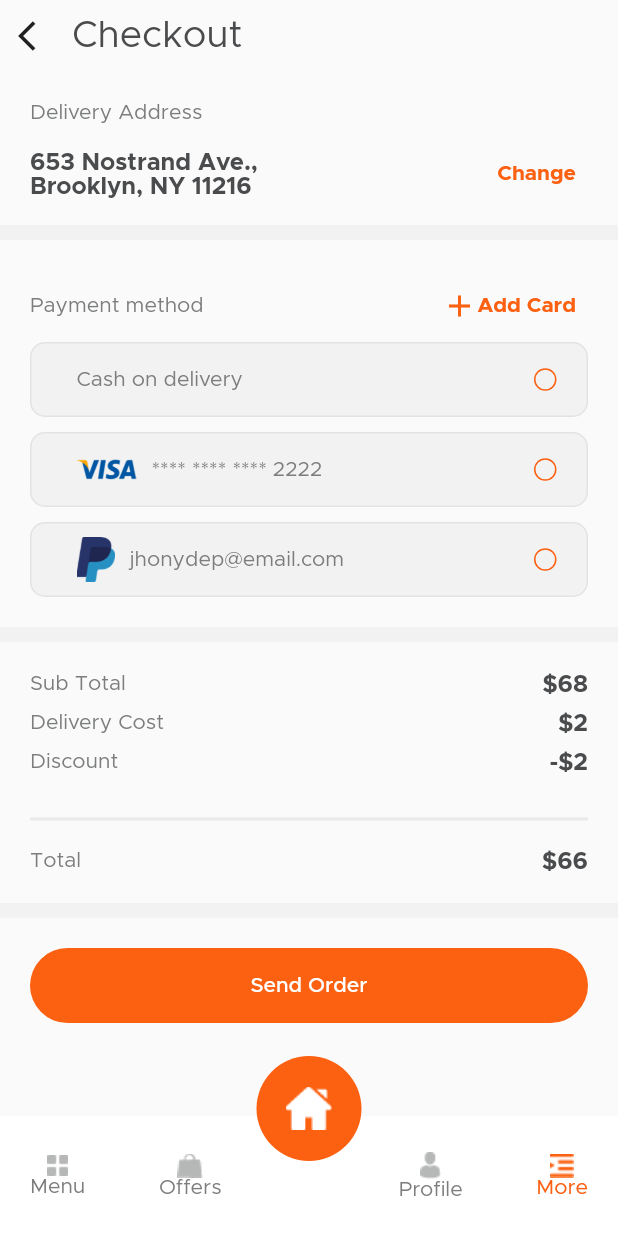
After one commit to amarasagekar/Flutter_app, a Flutter app: the CheckoutScreen screen opened by its route, on a phone screen of 412 x 824 dp. The commit adds this screen. Run offline on Flutter 3.47's test engine with Material 2 defaults, Android fonts, the phone set to English and light mode, and no system bars; missing offline and left inert: clip_shadow.

Commit message:
UI myorder screen & checkout screen

```diff
--- a/food_delivery/lib/main.dart
+++ b/food_delivery/lib/main.dart
@@ -1,6 +1,7 @@
 import 'package:flutter/material.dart';
 import 'package:food_delivery/const/colors.dart';
 import 'package:food_delivery/screens/aboutScreen.dart';
+import 'package:food_delivery/screens/checkoutScreen.dart';
 import 'package:food_delivery/screens/dessertScreen.dart';
 import 'package:food_delivery/screens/forgetPwScreen.dart';
 import 'package:food_delivery/screens/homeScreen.dart';
@@ -98,6 +99,7 @@ class MyApp extends StatelessWidget {
         AboutScreen.routeName: (context) => AboutScreen(),
         InboxScreen.routeName:(context) => InboxScreen(),
         MyOrderScreen.routeName:(context) => MyOrderScreen(),
+        CheckoutScreen.routeName:(context) => CheckoutScreen(),
       },
     );
   }
--- /dev/null
+++ b/food_delivery/lib/screens/checkoutScreen.dart
@@ -0,0 +1,505 @@
+import 'package:flutter/material.dart';
+import 'package:flutter/src/widgets/framework.dart';
+import 'package:flutter/src/widgets/placeholder.dart';
+import 'package:food_delivery/const/colors.dart';
+import 'package:food_delivery/utils/helper.dart';
+import 'package:food_delivery/widgets/customNavBar.dart';
+
+import '../widgets/customTextInput.dart';
+
+class CheckoutScreen extends StatelessWidget {
+  static const routeName = "/checkoutscreen";
+  const CheckoutScreen({super.key});
+
+  @override
+  Widget build(BuildContext context) {
+    return Scaffold(
+      body: Stack(
+        children: [
+          SafeArea(
+              child: Column(
+            crossAxisAlignment: CrossAxisAlignment.start,
+            children: [
+              Row(
+                children: [
+                  IconButton(
+                    onPressed: () {
+                      Navigator.of(context).pop();
+                    },
+                    icon: Icon(
+                      Icons.arrow_back_ios,
+                    ),
+                  ),
+                  Expanded(
+                    child: Text(
+                      "Checkout",
+                      style: Helper.getTheme(context).headline5,
+                    ),
+                  ),
+                ],
+              ),
+              SizedBox(
+                height: 20,
+              ),
+              Padding(
+                padding: const EdgeInsets.symmetric(horizontal: 20),
+                child: Text("Delivery Address"),
+              ),
+              SizedBox(
+                height: 10,
+              ),
+              Padding(
+                padding: const EdgeInsets.symmetric(horizontal: 20.0),
+                child: Row(
+                  mainAxisAlignment: MainAxisAlignment.spaceBetween,
+                  children: [
+                    SizedBox(
+                      width: Helper.getScreenWidth(context) * 0.4,
+                      child: Text(
+                        "653 Nostrand Ave., Brooklyn, NY 11216",
+                        style: Helper.getTheme(context).headline3,
+                      ),
+                    ),
+                    TextButton(
+                      onPressed: () {},
+                      child: Text(
+                        "Change",
+                        style: TextStyle(fontWeight: FontWeight.bold),
+                      ),
+                    ),
+                  ],
+                ),
+              ),
+              SizedBox(
+                height: 10,
+              ),
+              Container(
+                height: 10,
+                width: double.infinity,
+                color: AppColor.placeholderBg,
+              ),
+              SizedBox(
+                height: 20,
+              ),
+              Padding(
+                padding: const EdgeInsets.symmetric(horizontal: 20),
+                child: Row(
+                  mainAxisAlignment: MainAxisAlignment.spaceBetween,
+                  children: [
+                    Text("Payment method"),
+                    TextButton(
+                      onPressed: () {
+                        showModalBottomSheet(
+                            shape: RoundedRectangleBorder(
+                              borderRadius: BorderRadius.circular(20),
+                            ),
+                            isScrollControlled: true,
+                            isDismissible: false,
+                            context: context,
+                            builder: (context) {
+                              return Container(
+                                height: Helper.getScreenHeight(context) * 0.7,
+                                child: Column(
+                                  children: [
+                                    Row(
+                                      mainAxisAlignment: MainAxisAlignment.end,
+                                      children: [
+                                        IconButton(
+                                          onPressed: () {
+                                            Navigator.of(context).pop();
+                                          },
+                                          icon: Icon(Icons.clear),
+                                        ),
+                                      ],
+                                    ),
+                                    Padding(
+                                      padding: const EdgeInsets.symmetric(
+                                          horizontal: 20),
+                                      child: Row(
+                                        children: [
+                                          Text(
+                                            "Add Creadit/Debit card",
+                                            style: Helper.getTheme(context)
+                                                .headline3,
+                                          ),
+                                        ],
+                                      ),
+                                    ),
+                                    Padding(
+                                      padding: const EdgeInsets.symmetric(
+                                          horizontal: 20.0),
+                                      child: Divider(
+                                        color: AppColor.placeholderBg
+                                            .withOpacity(0.5),
+                                        thickness: 1.5,
+                                        height: 40,
+                                      ),
+                                    ),
+                                    Padding(
+                                      padding: const EdgeInsets.symmetric(
+                                          horizontal: 20.0),
+                                      child: CustomTextInput(
+                                        hintText: "card Number",
+                                      ),
+                                    ),
+                                    SizedBox(
+                                      height: 20,
+                                    ),
+                                    Padding(
+                                      padding: const EdgeInsets.symmetric(
+                                          horizontal: 20.0),
+                                      child: Row(
+                                        mainAxisAlignment:
+                                            MainAxisAlignment.spaceBetween,
+                                        children: [
+                                          Text("Expiry"),
+                                          SizedBox(
+                                            height: 50,
+                                            width: 100,
+                                            child: CustomTextInput(
+                                              hintText: "MM",
+                                            ),
+                                          ),
+                                          SizedBox(
+                                            height: 50,
+                                            width: 100,
+                                            child: CustomTextInput(
+                                              hintText: "YY",
+                                              padding: const EdgeInsets.only(
+                                                  left: 35),
+                                            ),
+                                          ),
+                                        ],
+                                      ),
+                                    ),
+                                    SizedBox(
+                                      height: 20,
+                                    ),
+                                    Padding(
+                                      padding: const EdgeInsets.symmetric(
+                                          horizontal: 20.0),
+                                      child: CustomTextInput(
+                                        hintText: "Security Code",
+                                      ),
+                                    ),
+                                    SizedBox(
+                                      height: 20,
+                                    ),
+                                    Padding(
+                                      padding: const EdgeInsets.symmetric(
+                                          horizontal: 20.0),
+                                      child: CustomTextInput(
+                                        hintText: "First Name",
+                                      ),
+                                    ),
+                                    SizedBox(
+                                      height: 20,
+                                    ),
+                                    Padding(
+                                      padding: const EdgeInsets.symmetric(
+                                          horizontal: 20.0),
+                                      child: CustomTextInput(
+                                        hintText: "Last Name",
+                                      ),
+                                    ),
+                                    SizedBox(
+                                      height: 20,
+                                    ),
+                                    Padding(
+                                      padding: const EdgeInsets.symmetric(
+                                          horizontal: 20.0),
+                                      child: Row(
+                                        mainAxisAlignment:
+                                            MainAxisAlignment.spaceBetween,
+                                        children: [
+                                          SizedBox(
+                                            width: Helper.getScreenHeight(
+                                                    context) *
+                                                0.4,
+                                            child: Text(
+                                              "You can remove this card at anytime",
+                                            ),
+                                          ),
+                                          Switch(
+                                            value: false,
+                                            onChanged: (_) {},
+                                            thumbColor:
+                                                MaterialStateProperty.all(
+                                              AppColor.secondary,
+                                            ),
+                                          ),
+                                        ],
+                                      ),
+                                    ),
+                                    SizedBox(
+                                      height: 20,
+                                    ),
+                                    Padding(
+                                      padding: const EdgeInsets.symmetric(
+                                          horizontal: 20.0),
+                                      child: SizedBox(
+                                        height: 50,
+                                        child: ElevatedButton(
+                                          onPressed: () {
+                                            Navigator.of(context).pop();
+                                          },
+                                          child: Row(
+                                            mainAxisAlignment:
+                                                MainAxisAlignment.center,
+                                            children: [
+                                              Icon(
+                                                Icons.add,
+                                              ),
+                                              SizedBox(
+                                                height: 40,
+                                              ),
+                                              Text("Add Card"),
+                                              SizedBox(
+                                                height: 40,
+                                              ),
+                                            ],
+                                          ),
+                                        ),
+                                      ),
+                                    ),
+                                  ],
+                                ),
+                              );
+                            });
+                      },
+                      child: Row(
+                        children: [
+                          Icon(Icons.add),
+                          Text(
+                            "Add Card",
+                            style: TextStyle(
+                              fontWeight: FontWeight.bold,
+                            ),
+                          ),
+                        ],
+                      ),
+                    ),
+                  ],
+                ),
+              ),
+              PaymentCard(
+                widget: Row(
+                  mainAxisAlignment: MainAxisAlignment.spaceBetween,
+                  children: [
+                    Text("Cash on delivery"),
+                    Container(
+                      height: 15,
+                      width: 15,
+                      decoration: ShapeDecoration(
+                        shape: CircleBorder(
+                          side: BorderSide(color: AppColor.orange),
+                        ),
+                      ),
+                    ),
+                  ],
+                ),
+              ),
+              SizedBox(
+                height: 10,
+              ),
+              PaymentCard(
+                widget: Row(
+                  mainAxisAlignment: MainAxisAlignment.spaceBetween,
+                  children: [
+                    Row(
+                      children: [
+                        SizedBox(
+                          width: 40,
+                          child: Image.asset(
+                            Helper.getAssetName("visa2.png", "real"),
+                          ),
+                        ),
+                        SizedBox(
+                          width: 10,
+                        ),
+                        Text("**** **** **** 2222"),
+                      ],
+                    ),
+                    Container(
+                      height: 15,
+                      width: 15,
+                      decoration: ShapeDecoration(
+                        shape: CircleBorder(
+                          side: BorderSide(color: AppColor.orange),
+                        ),
+                      ),
+                    ),
+                  ],
+                ),
+              ),
+              SizedBox(
+                height: 10,
+              ),
+              PaymentCard(
+                widget: Row(
+                  mainAxisAlignment: MainAxisAlignment.spaceBetween,
+                  children: [
+                    Row(
+                      children: [
+                        SizedBox(
+                          height: 30,
+                          child: Image.asset(
+                            Helper.getAssetName("paypal.png", "real"),
+                          ),
+                        ),
+                        SizedBox(
+                          width: 10,
+                        ),
+                        Text("jhonydep@email.com"),
+                      ],
+                    ),
+                    Container(
+                      height: 15,
+                      width: 15,
+                      decoration: ShapeDecoration(
+                        shape: CircleBorder(
+                          side: BorderSide(color: AppColor.orange),
+                        ),
+                      ),
+                    ),
+                  ],
+                ),
+              ),
+              SizedBox(
+                height: 20,
+              ),
+              Container(
+                height: 10,
+                width: double.infinity,
+                color: AppColor.placeholderBg,
+              ),
+              SizedBox(
+                height: 20,
+              ),
+              Padding(
+                padding: const EdgeInsets.symmetric(horizontal: 20.0),
+                child: Column(
+                  children: [
+                    Row(
+                      mainAxisAlignment: MainAxisAlignment.spaceBetween,
+                      children: [
+                        Text("Sub Total"),
+                        Text(
+                          "\$68",
+                          style: Helper.getTheme(context).headline3,
+                        ),
+                      ],
+                    ),
+                    SizedBox(
+                      height: 10,
+                    ),
+                    Row(
+                      mainAxisAlignment: MainAxisAlignment.spaceBetween,
+                      children: [
+                        Text("Delivery Cost"),
+                        Text(
+                          "\$2",
+                          style: Helper.getTheme(context).headline3,
+                        ),
+                      ],
+                    ),
+                    SizedBox(
+                      height: 10,
+                    ),
+                    Row(
+                      mainAxisAlignment: MainAxisAlignment.spaceBetween,
+                      children: [
+                        Text("Discount"),
+                        Text(
+                          "-\$2",
+                          style: Helper.getTheme(context).headline3,
+                        ),
+                      ],
+                    ),
+                    SizedBox(
+                      height: 10,
+                    ),
+                    Divider(
+                      height: 40,
+                      color: AppColor.placeholder.withOpacity(0.25),
+                      thickness: 2,
+                    ),
+                    Row(
+                      mainAxisAlignment: MainAxisAlignment.spaceBetween,
+                      children: [
+                        Text("Total"),
+                        Text(
+                          "\$66",
+                          style: Helper.getTheme(context).headline3,
+                        ),
+                      ],
+                    ),
+                    SizedBox(
+                      height: 20,
+                    ),
+                  ],
+                ),
+              ),
+              Container(
+                height: 10,
+                width: double.infinity,
+                color: AppColor.placeholderBg,
+              ),
+              SizedBox(
+                height: 20,
+              ),
+              Padding(
+                padding: const EdgeInsets.symmetric(horizontal: 20),
+                child: SizedBox(
+                  height: 50,
+                  width: double.infinity,
+                  child: ElevatedButton(
+                    onPressed: () {},
+                    child: Text("Send Order"),
+                  ),
+                ),
+              ),
+            ],
+          )),
+          Positioned(
+            bottom: 0,
+            left: 0,
+            child: CustomNavBar(
+              more: true,
+            ),
+          ),
+        ],
+      ),
+    );
+  }
+}
+
+class PaymentCard extends StatelessWidget {
+  const PaymentCard({
+    super.key,
+    required Widget widget,
+  }) : _widget = widget;
+
+  final Widget _widget;
+  @override
+  Widget build(BuildContext context) {
+    return Padding(
+      padding: const EdgeInsets.symmetric(horizontal: 20),
+      child: Container(
+        height: 50,
+        width: double.infinity,
+        padding: const EdgeInsets.only(left: 30, right: 20),
+        decoration: ShapeDecoration(
+          shape: RoundedRectangleBorder(
+            borderRadius: BorderRadius.circular(10),
+            side: BorderSide(
+              color: AppColor.placeholder.withOpacity(0.25),
+            ),
+          ),
+          color: AppColor.placeholderBg,
+        ),
+        child: _widget,
+      ),
+    );
+  }
+}
--- a/food_delivery/lib/screens/myOrderScreen.dart
+++ b/food_delivery/lib/screens/myOrderScreen.dart
@@ -2,6 +2,7 @@ import 'package:flutter/material.dart';
 import 'package:flutter/src/widgets/framework.dart';
 import 'package:flutter/src/widgets/placeholder.dart';
 import 'package:food_delivery/const/colors.dart';
+import 'package:food_delivery/screens/checkoutScreen.dart';
 import 'package:food_delivery/utils/helper.dart';
 import 'package:food_delivery/widgets/customNavBar.dart';
 
@@ -270,7 +271,10 @@ class MyOrderScreen extends StatelessWidget {
                         height: 50,
                         width: double.infinity,
                         child: ElevatedButton(
-                          onPressed: () {},
+                          onPressed: () {
+                            Navigator.of(context)
+                                .pushReplacementNamed(CheckoutScreen.routeName);
+                          },
                           child: Text(
                             "Checkout",
                           ),
```
